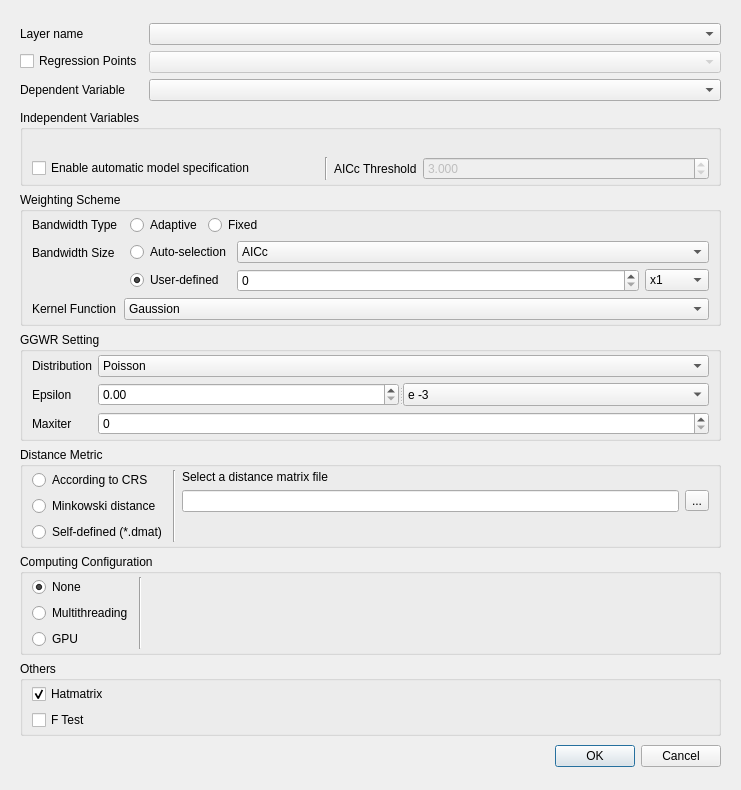
Old version of the form src/gwmggwroptionsdialog.ui in the repository GWmodel-Lab/GWmodelS.
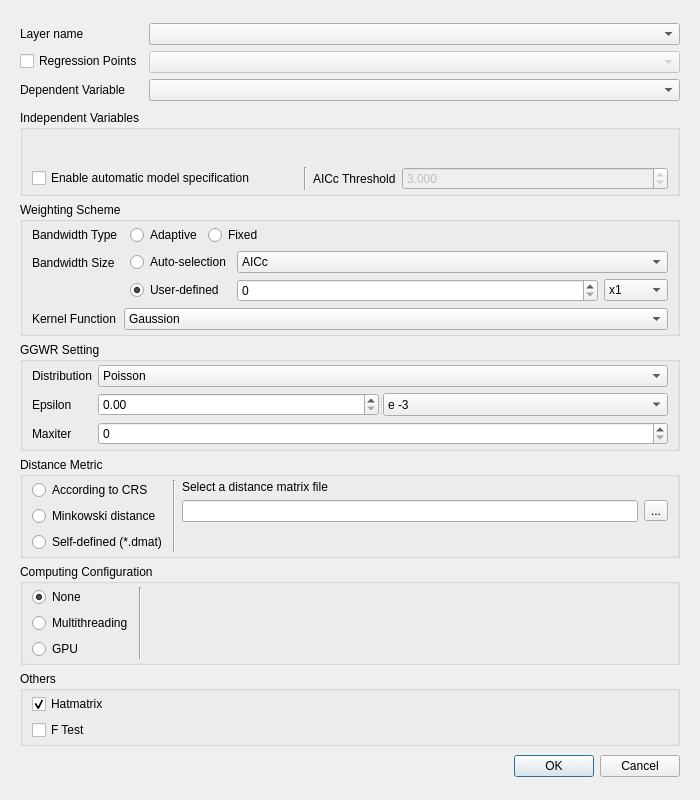
New version of the form. Custom widgets are drawn as their Qt base class.

The edit to the form file:
```diff
--- a/src/gwmggwroptionsdialog.ui
+++ b/src/gwmggwroptionsdialog.ui
@@ -6,8 +6,8 @@
    <rect>
     <x>0</x>
     <y>0</y>
-    <width>741</width>
-    <height>790</height>
+    <width>700</width>
+    <height>800</height>
    </rect>
   </property>
   <property name="windowTitle">
```
